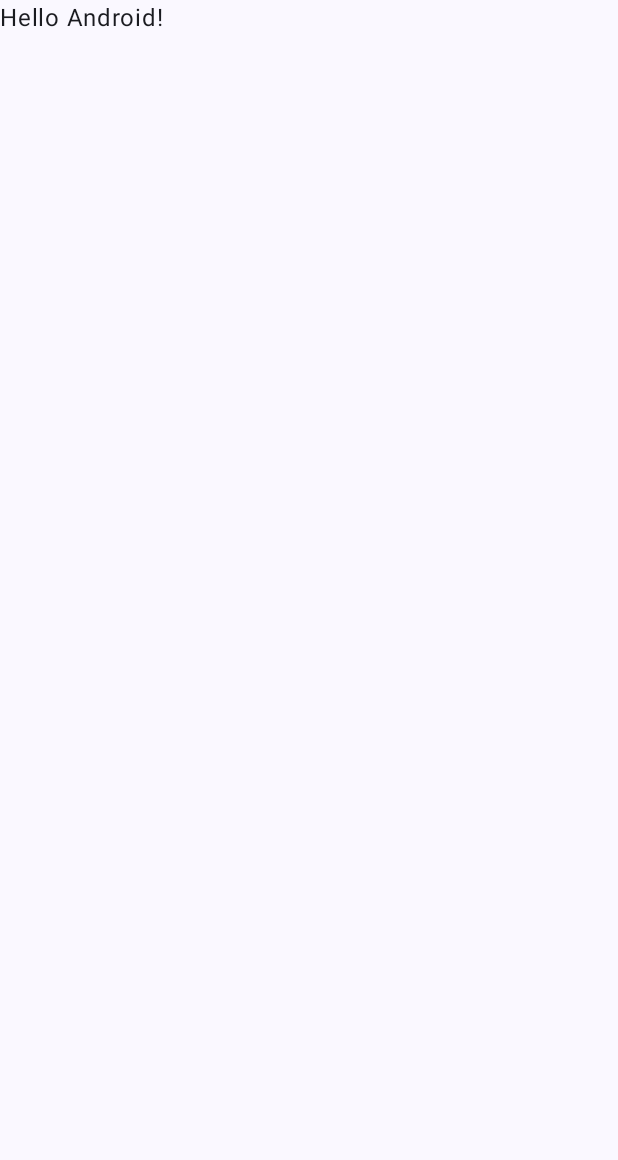
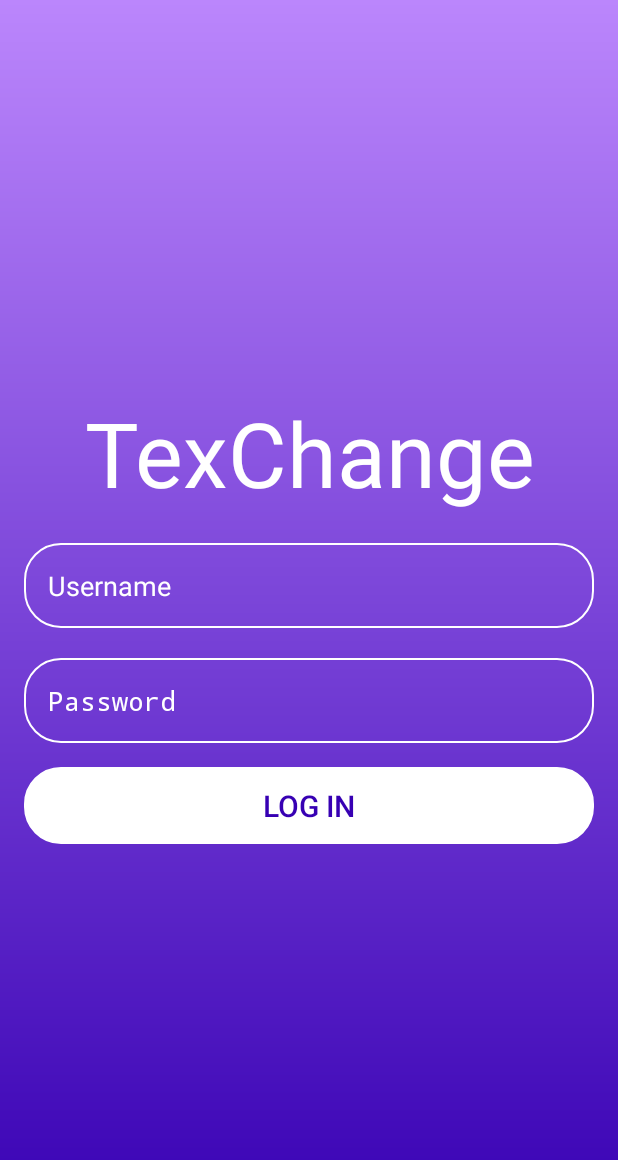
Before and after one commit to khantact/TexChangeApp, an Android app built with Jetpack Compose: the screen it shows after launch (MainActivity), on a phone screen of 412 x 824 dp. Before the commit the part shown is almost empty. Shown: the top 1160 px of the screen. Run offline under Robolectric (Android 15) with nearby library versions, the light colour scheme and no system bars.

Commit message:
LogIn Screen

```diff
--- a/app/src/main/java/com/example/texchange/MainActivity.kt
+++ b/app/src/main/java/com/example/texchange/MainActivity.kt
@@ -15,32 +15,6 @@ import com.example.texchange.ui.theme.TexChangeTheme
 class MainActivity : ComponentActivity() {
     override fun onCreate(savedInstanceState: Bundle?) {
         super.onCreate(savedInstanceState)
-        setContent {
-            TexChangeTheme {
-                // A surface container using the 'background' color from the theme
-                Surface(
-                    modifier = Modifier.fillMaxSize(),
-                    color = MaterialTheme.colorScheme.background
-                ) {
-                    Greeting("Android")
-                }
-            }
-        }
+        setContentView(R.layout.logo_page)
     }
 }
-
-@Composable
-fun Greeting(name: String, modifier: Modifier = Modifier) {
-    Text(
-        text = "Hello $name!",
-        modifier = modifier
-    )
-}
-
-@Preview(showBackground = true)
-@Composable
-fun GreetingPreview() {
-    TexChangeTheme {
-        Greeting("Android")
-    }
-}
--- /dev/null
+++ b/app/src/main/res/drawable/log_in_background.xml
@@ -0,0 +1,5 @@
+<?xml version="1.0" encoding="utf-8"?>
+<shape xmlns:android="http://schemas.android.com/apk/res/android">
+    <gradient android:type="linear" android:angle="100"
+        android:startColor="@color/purple_200" android:endColor="@color/purple_700"/>
+</shape>
--- /dev/null
+++ b/app/src/main/res/drawable/rounded_corner.xml
@@ -0,0 +1,6 @@
+<?xml version="1.0" encoding="utf-8"?>
+<shape xmlns:android="http://schemas.android.com/apk/res/android"
+    android:shape="rectangle">
+    <corners android:radius="24dp"/>
+    <stroke android:width="1dip" android:color="@color/white"/>
+</shape>
--- /dev/null
+++ b/app/src/main/res/layout/logo_page.xml
@@ -0,0 +1,58 @@
+<?xml version="1.0" encoding="utf-8"?>
+<RelativeLayout xmlns:android="http://schemas.android.com/apk/res/android"
+    android:layout_width="match_parent"
+    android:layout_height="match_parent"
+    android:background="@drawable/log_in_background"
+    android:gravity="center"
+    android:padding="16dp">
+    <LinearLayout
+        android:layout_width="match_parent"
+        android:layout_height="wrap_content"
+        android:gravity="center"
+        android:orientation="vertical">
+        <TextView
+            android:id="@+id/textView"
+            android:layout_width="match_parent"
+            android:layout_height="wrap_content"
+            android:textColor="@color/white"
+            android:text="TexChange"
+            android:textAlignment="center"
+            android:elevation="20dp"
+            android:textSize="60sp"/>
+        <EditText
+            android:id="@+id/UsernameInput"
+            android:layout_width="match_parent"
+            android:layout_height="wrap_content"
+            android:textColor="@color/white"
+            android:textColorHint="@color/white"
+            android:inputType="text"
+            android:hint="Username"
+            android:padding="16dp"
+            android:layout_marginTop="20dp"
+            android:background="@drawable/rounded_corner"
+            />
+        <EditText
+            android:id="@+id/PasswordInput"
+            android:layout_width="match_parent"
+            android:layout_height="wrap_content"
+            android:textColor="@color/white"
+            android:textColorHint="@color/white"
+            android:inputType="textPassword"
+            android:hint="Password"
+            android:padding="16dp"
+            android:layout_marginTop="20dp"
+            android:background="@drawable/rounded_corner"
+            />
+        <Button
+            android:layout_width="match_parent"
+            android:layout_height="wrap_content"
+            android:text="Log In"
+            android:background="@drawable/rounded_corner"
+            android:backgroundTint="@color/white"
+            android:textColor="@color/purple_700"
+            android:textSize="20sp"
+            android:layout_marginTop="16dp"
+            android:padding="12dp"
+            />
+    </LinearLayout>
+</RelativeLayout>
```
